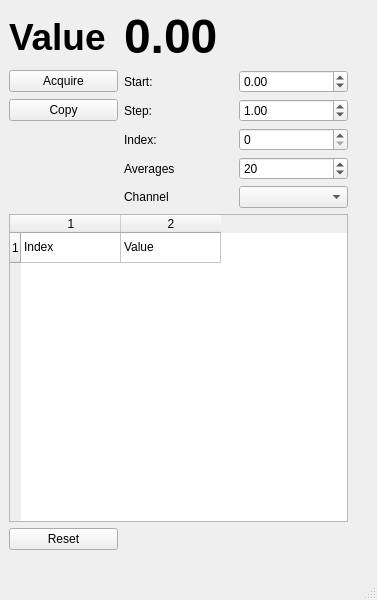
The window that MainWindow.ui (shreyaspotnis/manualdaq) describes before a commit, drawn with Qt 5.
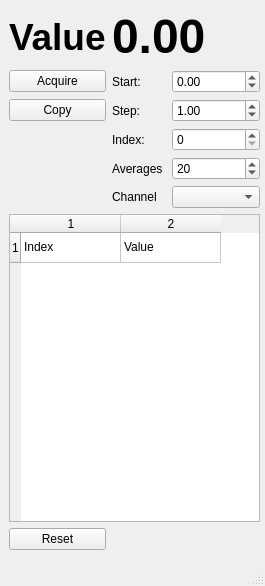
The same window after the commit.

Commit message: Auto saves data before resetting; avoid regrets

The edit to the form file:
```diff
--- a/MainWindow.ui
+++ b/MainWindow.ui
@@ -6,8 +6,8 @@
    <rect>
     <x>0</x>
     <y>0</y>
-    <width>377</width>
-    <height>600</height>
+    <width>265</width>
+    <height>586</height>
    </rect>
   </property>
   <property name="windowTitle">
@@ -19,7 +19,7 @@
      <rect>
       <x>9</x>
       <y>9</y>
-      <width>339</width>
+      <width>251</width>
       <height>541</height>
      </rect>
     </property>
```
Left out of the diff: 2 changed lines with no effect on the pictures. The commit also changes 2 other files.
